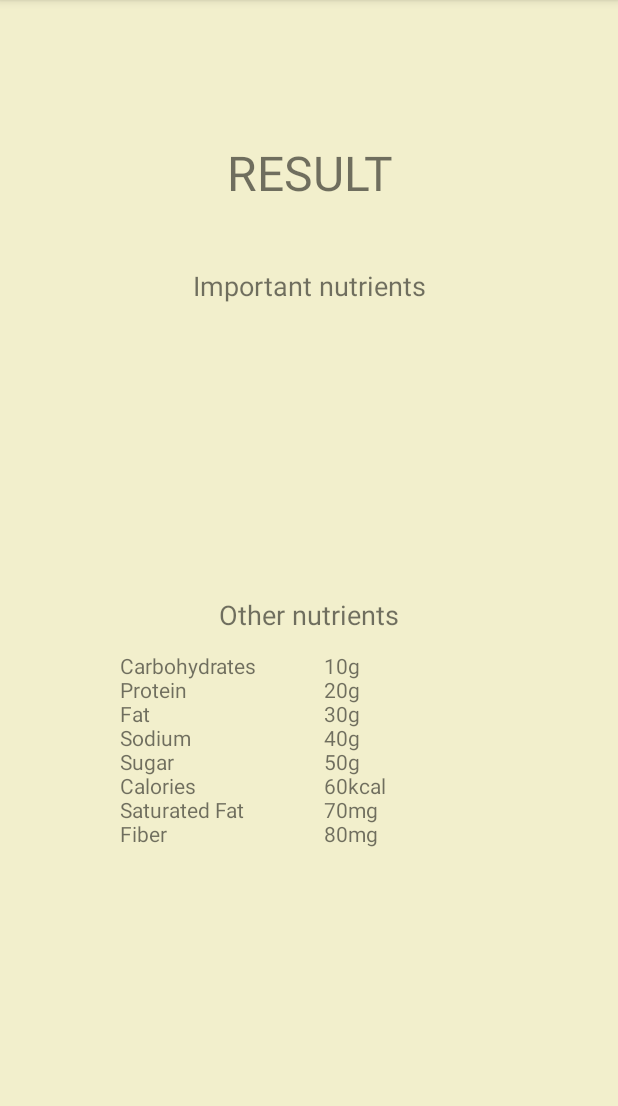
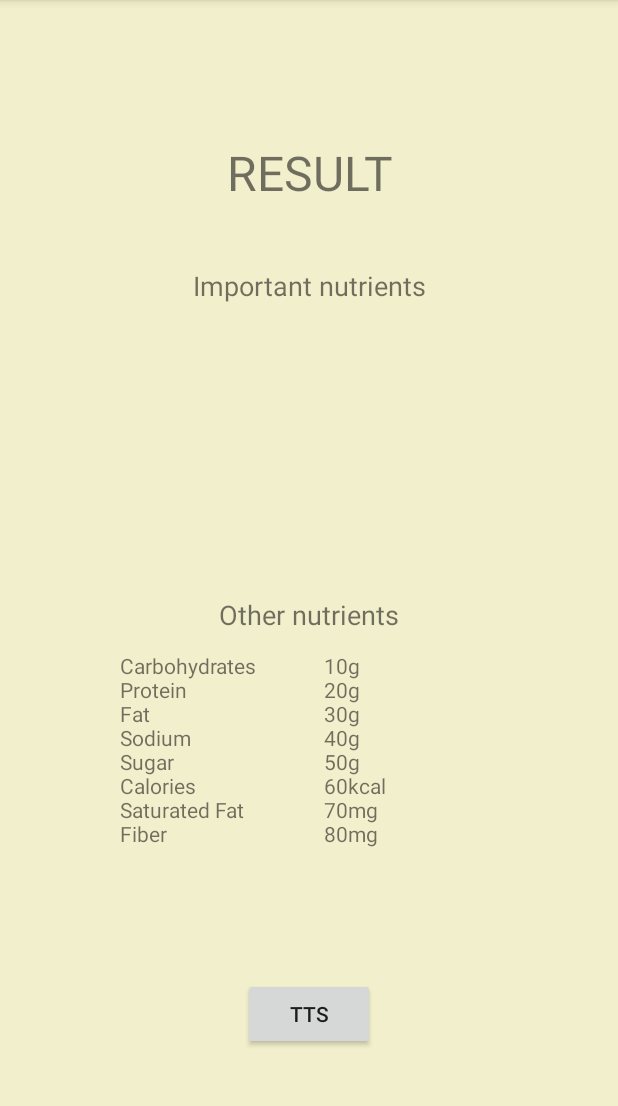
Before and after one commit to Mobile-and-Ubiquitous-Computing-2020-1/team3, an Android app: the MainActivity screen opened directly, with no data from a screen before it, after a tap on "TEST", on a phone screen of 412 x 824 dp, the part 84-1190 px from its top. Run offline under Robolectric (Android 15) with nearby library versions, the phone set to English and light mode, and no system bars.

Commit message:
ble & tts (wip

```diff
--- a/nutriseeon/app/src/main/AndroidManifest.xml
+++ b/nutriseeon/app/src/main/AndroidManifest.xml
@@ -1,6 +1,9 @@
 <?xml version="1.0" encoding="utf-8"?>
 <manifest xmlns:android="http://schemas.android.com/apk/res/android"
     package="com.example.nutriseeon">
+    <uses-feature
+        android:name="android.hardware.bluetooth_le"
+        android:required="true" />
     <uses-permission android:name="android.permission.CAMERA"/>
     <uses-permission android:name="android.permission.ACCESS_FINE_LOCATION"/>
     <uses-permission android:name="android.permission.INTERNET" android:required="true"/>
--- a/nutriseeon/app/src/main/java/com/example/nutriseeon/MainActivity.java
+++ b/nutriseeon/app/src/main/java/com/example/nutriseeon/MainActivity.java
@@ -19,6 +19,8 @@ public class MainActivity extends AppCompatActivity {
     private int REQUEST_CODE = 1;
     private int DEVICE_REQUEST_CODE = 10;
     private int PERMISSION_REQUEST_CAMERA = 1001;
+    private int PERMISSION_REQUEST_BLUETOOTH = 1002;
+
     public int num = 5;
     public boolean[] nutriSet = new boolean[num];
     public static final String EXTRAS_DEVICE_NAME = "DEVICE_NAME";
@@ -106,9 +108,16 @@ public class MainActivity extends AppCompatActivity {
         if (ContextCompat.checkSelfPermission(this, Manifest.permission.CAMERA)
                 != PackageManager.PERMISSION_GRANTED) {
             ActivityCompat.requestPermissions(this,
-                    new String[]{Manifest.permission.CAMERA, Manifest.permission.BLUETOOTH,
-                    Manifest.permission.BLUETOOTH_ADMIN},
+                    new String[]{Manifest.permission.CAMERA},
                     PERMISSION_REQUEST_CAMERA);
+            Toast.makeText(this,"Need permissions",Toast.LENGTH_LONG).show();
+        }
+        if (ContextCompat.checkSelfPermission(this, Manifest.permission.BLUETOOTH)
+                != PackageManager.PERMISSION_GRANTED) {
+            ActivityCompat.requestPermissions(this,
+                    new String[]{Manifest.permission.BLUETOOTH, Manifest.permission.BLUETOOTH_ADMIN},
+                    PERMISSION_REQUEST_BLUETOOTH);
+
             Toast.makeText(this,"Need permissions",Toast.LENGTH_LONG).show();
         }
     }
--- a/nutriseeon/app/src/main/java/com/example/nutriseeon/ResultActivity.java
+++ b/nutriseeon/app/src/main/java/com/example/nutriseeon/ResultActivity.java
@@ -5,11 +5,14 @@ import android.speech.tts.TextToSpeech;
 import android.support.v7.app.AppCompatActivity;
 import android.os.Bundle;
 import android.util.Log;
+import android.view.View;
+import android.widget.Button;
 import android.widget.TextView;
+import android.widget.Toast;
 
 import java.util.Locale;
 
-public class ResultActivity extends AppCompatActivity {
+public class ResultActivity extends AppCompatActivity implements TextToSpeech.OnInitListener {
 
     private boolean[] nutriSet;
     private String[] nutriName;
@@ -30,10 +33,37 @@ public class ResultActivity extends AppCompatActivity {
 
         initialize();
         nutriText();
-        nutriTTS();
+
+        Button ttsButton = (Button) findViewById(R.id.ttsButton);
+        ttsButton.setOnClickListener(new View.OnClickListener() {
+            @Override
+            public void onClick(View v) {
+                nutriTTS();
+            }
+        });
 
     }
+    // setup TTS
+    public void onInit(int initStatus) {
 
+        // check for successful instantiation
+        if (initStatus == TextToSpeech.SUCCESS) {
+            if (tts.isLanguageAvailable(Locale.US) == TextToSpeech.LANG_AVAILABLE)
+                tts.setLanguage(Locale.US);
+        } else if (initStatus == TextToSpeech.ERROR) {
+            Toast.makeText(this, "Sorry! Text To Speech failed...",
+                    Toast.LENGTH_LONG).show();
+        }
+    }
+    @Override
+    protected void onDestroy() {
+        super.onDestroy();
+
+        if(tts !=null){
+            tts.stop();
+            tts.shutdown();
+        }
+    }
     protected void initialize() {
         tv_nutriName = (TextView) findViewById(R.id.tv_nutriName);
         tv_nutriVal = (TextView) findViewById(R.id.tv_nutriVal);
@@ -45,6 +75,14 @@ public class ResultActivity extends AppCompatActivity {
         nutriVal = intent.getStringArrayExtra("nutriVal");
         otherName = intent.getStringArrayExtra("otherName");
         otherVal = intent.getStringArrayExtra("otherVal");
+        tts=new TextToSpeech(getApplicationContext(), new TextToSpeech.OnInitListener() {
+            @Override
+            public void onInit(int status) {
+                if(status != TextToSpeech.ERROR) {
+                    tts.setLanguage(Locale.ENGLISH);
+                }
+            }
+        });
     }
     protected void nutriText() {
         String nutriNameStr = "";
@@ -82,16 +120,14 @@ public class ResultActivity extends AppCompatActivity {
     }
 
     protected void nutriTTS() {
+        Log.e("LOG", "nutriTTS");
+
         TextView tv_important = (TextView) findViewById(R.id.tv_important);
         TextView tv_other = (TextView) findViewById(R.id.tv_other);
-        tts=new TextToSpeech(getApplicationContext(), new TextToSpeech.OnInitListener() {
-            @Override
-            public void onInit(int status) {
-                if(status != TextToSpeech.ERROR) {
-                    tts.setLanguage(Locale.ENGLISH);
-                }
-            }
-        });
+
+        tts.setPitch(1.5f);
+        tts.setSpeechRate(1.0f);
+
         int nutriNum = nutriSet.length;
         int otherNum = otherName.length;
         String utteranceId=this.hashCode() + "";
--- a/nutriseeon/app/src/main/res/layout/activity_result.xml
+++ b/nutriseeon/app/src/main/res/layout/activity_result.xml
@@ -98,4 +98,18 @@
         app:layout_constraintEnd_toEndOf="parent"
         app:layout_constraintStart_toStartOf="parent"
         app:layout_constraintTop_toBottomOf="@+id/textView4" />
+
+    <Button
+        android:id="@+id/ttsButton"
+        android:layout_width="wrap_content"
+        android:layout_height="wrap_content"
+        android:layout_marginStart="160dp"
+        android:layout_marginTop="40dp"
+        android:layout_marginEnd="160dp"
+        android:layout_marginBottom="50dp"
+        android:text="TTS"
+        app:layout_constraintBottom_toBottomOf="parent"
+        app:layout_constraintEnd_toEndOf="parent"
+        app:layout_constraintStart_toStartOf="parent"
+        app:layout_constraintTop_toBottomOf="@+id/tv_otherVal" />
 </android.support.constraint.ConstraintLayout>
```
